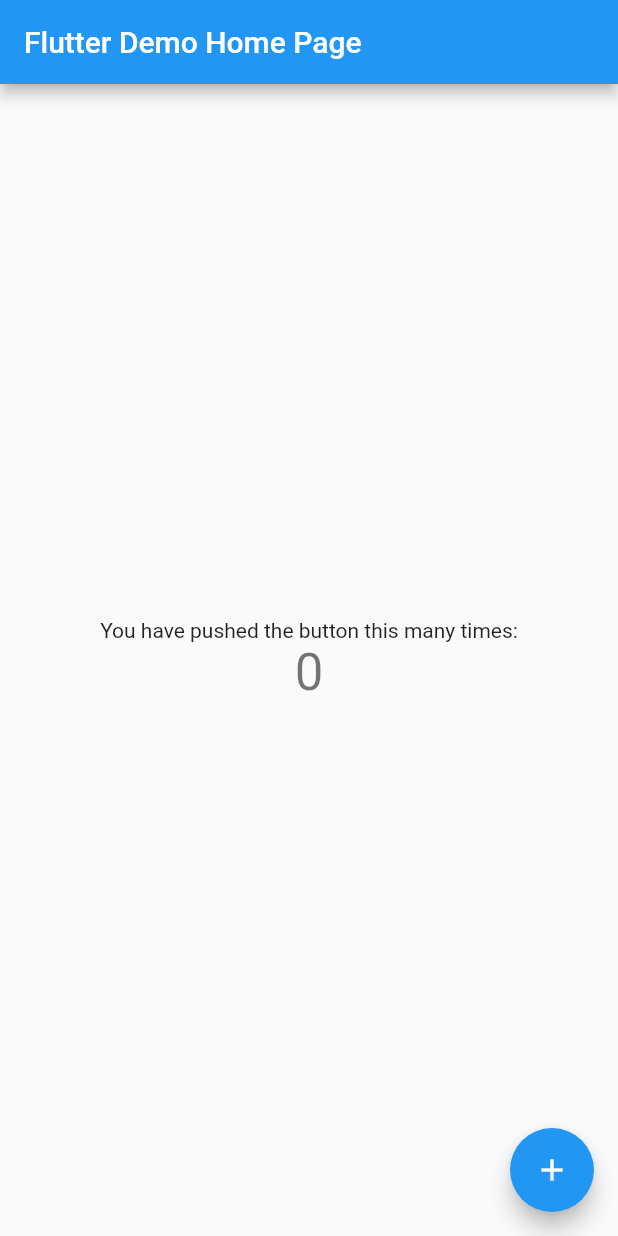
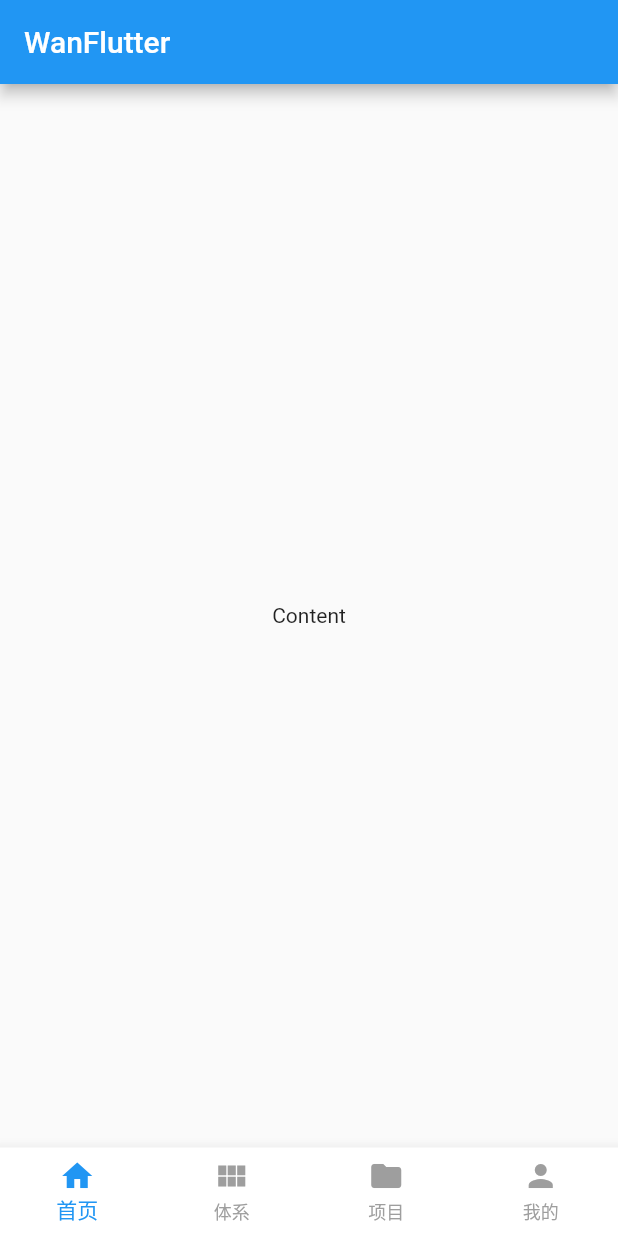
Before and after one commit to chiclaim/WanFlutter, a Flutter app: the screen it shows after launch, on a phone screen of 412 x 824 dp. Run offline on Flutter 3.47's test engine with Material 2 defaults, Android fonts, the light colour scheme and no system bars.

Commit message:
主界面底部导航栏编写

```diff
--- a/lib/main.dart
+++ b/lib/main.dart
@@ -1,115 +1,64 @@
 import 'package:flutter/material.dart';
 
-void main() {
-  runApp(const MyApp());
+void main() => runApp(const EntryApp());
+
+class EntryApp extends StatefulWidget {
+  const EntryApp({super.key});
+
+  @override
+  State createState() => _EntryAppState();
 }
 
-class MyApp extends StatelessWidget {
-  const MyApp({super.key});
+class _EntryAppState extends State<EntryApp> {
+  int _selectedIndex = 0;
 
-  // This widget is the root of your application.
-  @override
-  Widget build(BuildContext context) {
-    return MaterialApp(
-      title: 'Flutter Demo',
-      theme: ThemeData(
-        // This is the theme of your application.
-        //
-        // Try running your application with "flutter run". You'll see the
-        // application has a blue toolbar. Then, without quitting the app, try
-        // changing the primarySwatch below to Colors.green and then invoke
-        // "hot reload" (press "r" in the console where you ran "flutter run",
-        // or simply save your changes to "hot reload" in a Flutter IDE).
-        // Notice that the counter didn't reset back to zero; the application
-        // is not restarted.
-        primarySwatch: Colors.blue,
-      ),
-      home: const MyHomePage(title: 'Flutter Demo Home Page'),
-    );
-  }
-}
-
-class MyHomePage extends StatefulWidget {
-  const MyHomePage({super.key, required this.title});
-
-  // This widget is the home page of your application. It is stateful, meaning
-  // that it has a State object (defined below) that contains fields that affect
-  // how it looks.
-
-  // This class is the configuration for the state. It holds the values (in this
-  // case the title) provided by the parent (in this case the App widget) and
-  // used by the build method of the State. Fields in a Widget subclass are
-  // always marked "final".
-
-  final String title;
-
-  @override
-  State<MyHomePage> createState() => _MyHomePageState();
-}
-
-class _MyHomePageState extends State<MyHomePage> {
-  int _counter = 0;
-
-  void _incrementCounter() {
+  void _onItemTapped(int index) {
     setState(() {
-      // This call to setState tells the Flutter framework that something has
-      // changed in this State, which causes it to rerun the build method below
-      // so that the display can reflect the updated values. If we changed
-      // _counter without calling setState(), then the build method would not be
-      // called again, and so nothing would appear to happen.
-      _counter++;
+      _selectedIndex = index;
     });
   }
 
   @override
   Widget build(BuildContext context) {
-    // This method is rerun every time setState is called, for instance as done
-    // by the _incrementCounter method above.
-    //
-    // The Flutter framework has been optimized to make rerunning build methods
-    // fast, so that you can just rebuild anything that needs updating rather
-    // than having to individually change instances of widgets.
-    return Scaffold(
-      appBar: AppBar(
-        // Here we take the value from the MyHomePage object that was created by
-        // the App.build method, and use it to set our appbar title.
-        title: Text(widget.title),
-      ),
-      body: Center(
-        // Center is a layout widget. It takes a single child and positions it
-        // in the middle of the parent.
-        child: Column(
-          // Column is also a layout widget. It takes a list of children and
-          // arranges them vertically. By default, it sizes itself to fit its
-          // children horizontally, and tries to be as tall as its parent.
-          //
-          // Invoke "debug painting" (press "p" in the console, choose the
-          // "Toggle Debug Paint" action from the Flutter Inspector in Android
-          // Studio, or the "Toggle Debug Paint" command in Visual Studio Code)
-          // to see the wireframe for each widget.
-          //
-          // Column has various properties to control how it sizes itself and
-          // how it positions its children. Here we use mainAxisAlignment to
-          // center the children vertically; the main axis here is the vertical
-          // axis because Columns are vertical (the cross axis would be
-          // horizontal).
-          mainAxisAlignment: MainAxisAlignment.center,
-          children: <Widget>[
-            const Text(
-              'You have pushed the button this many times:',
+    return MaterialApp(
+      home: Scaffold(
+        appBar: AppBar(
+          title: const Text('WanFlutter'),
+        ),
+        body: const Center(
+          child: Text('Content'),
+        ),
+        bottomNavigationBar: BottomNavigationBar(
+          type: BottomNavigationBarType.fixed, // 固定每个选项的宽度和位置
+          // selectedFontSize: 14,
+          showSelectedLabels: true, // 显示选中项的文本标签
+          showUnselectedLabels: true, // 显示未选中项的文本标签
+          backgroundColor: Colors.white, // 设置底部导航栏的背景色
+          selectedItemColor: Colors.blue, // 设置选中项的颜色
+          unselectedItemColor: Colors.grey, // 设置未选中项的颜色
+          elevation: 8, // 设置底部导航栏的阴影效果
+          items: const <BottomNavigationBarItem>[
+            BottomNavigationBarItem(
+              icon: Icon(Icons.home),
+              label: '首页',
             ),
-            Text(
-              '$_counter',
-              style: Theme.of(context).textTheme.headline4,
+            BottomNavigationBarItem(
+              icon: Icon(Icons.view_module),
+              label: '体系',
+            ),
+            BottomNavigationBarItem(
+              icon: Icon(Icons.folder),
+              label: '项目',
+            ),
+            BottomNavigationBarItem(
+              icon: Icon(Icons.person),
+              label: '我的',
             ),
           ],
+          currentIndex: _selectedIndex,
+          onTap: _onItemTapped,
         ),
       ),
-      floatingActionButton: FloatingActionButton(
-        onPressed: _incrementCounter,
-        tooltip: 'Increment',
-        child: const Icon(Icons.add),
-      ), // This trailing comma makes auto-formatting nicer for build methods.
     );
   }
 }
```
Also changed, not shown: 1 other file.
